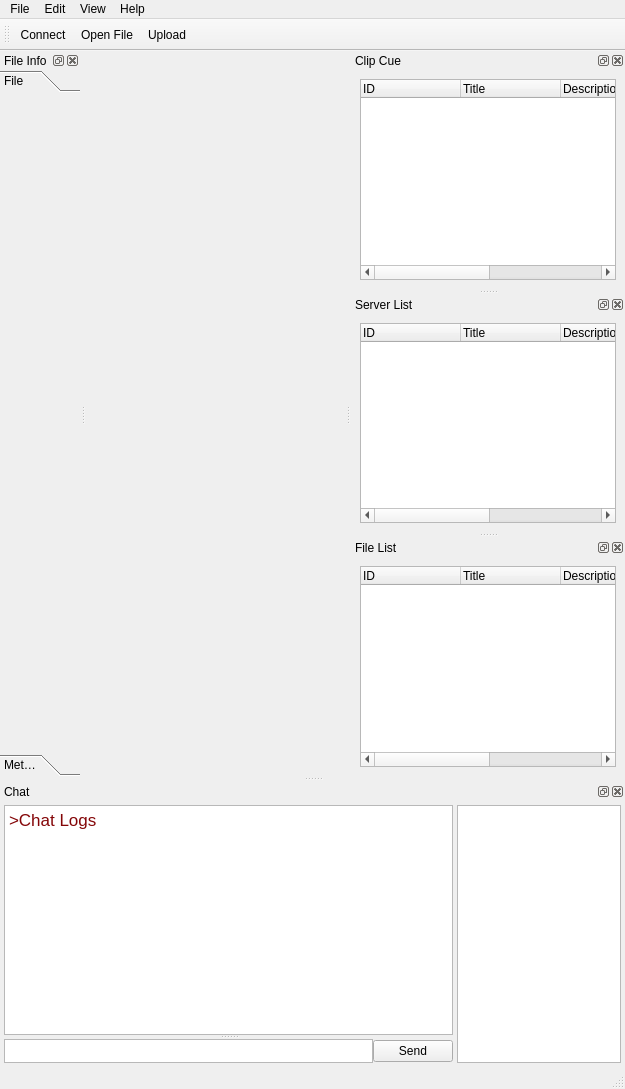
Above: resources/mainwindow_docks.ui from jiakeliu/Cobra before the change. Below: the same form after it.
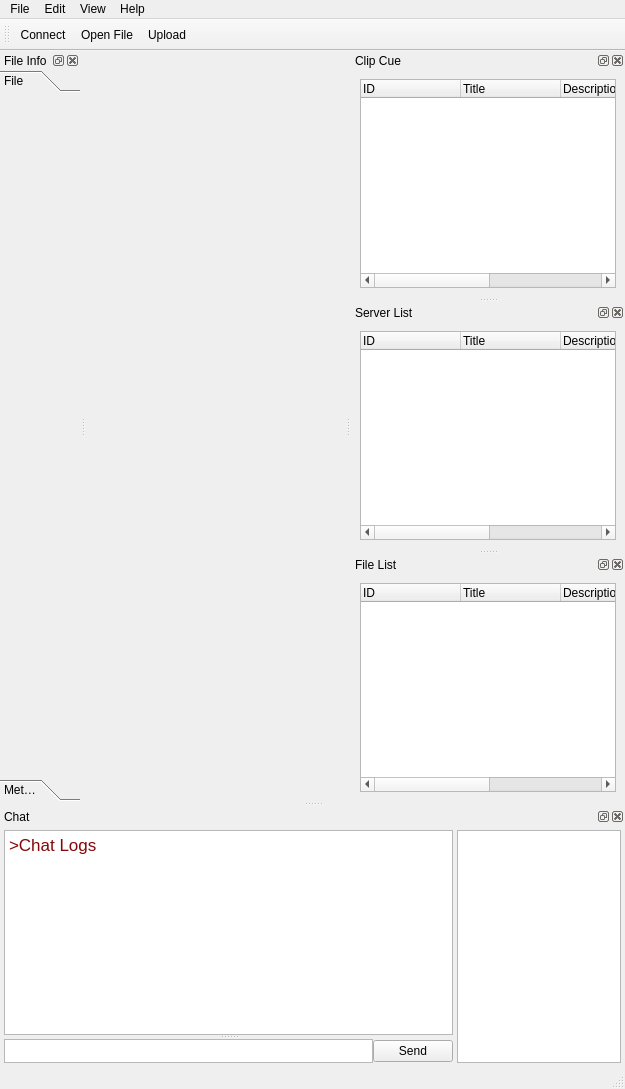
That is the form after the change. The open tabs and pages were chosen to show the change. Icons and pictures are not drawn. Custom widgets are drawn as their Qt base class.

Patch:
```diff
--- a/resources/mainwindow_docks.ui
+++ b/resources/mainwindow_docks.ui
@@ -207,8 +207,8 @@
          <rect>
           <x>0</x>
           <y>0</y>
-          <width>100</width>
-          <height>30</height>
+          <width>80</width>
+          <height>645</height>
          </rect>
         </property>
         <attribute name="label">
@@ -242,8 +242,8 @@
    </property>
    <property name="minimumSize">
     <size>
-     <width>623</width>
-     <height>285</height>
+     <width>519</width>
+     <height>260</height>
     </size>
    </property>
    <property name="baseSize">
@@ -392,6 +392,12 @@
      </item>
      <item>
       <widget class="QListWidget" name="userList">
+       <property name="sizePolicy">
+        <sizepolicy hsizetype="Minimum" vsizetype="Minimum">
+         <horstretch>0</horstretch>
+         <verstretch>0</verstretch>
+        </sizepolicy>
+       </property>
        <property name="maximumSize">
         <size>
          <width>164</width>
```
